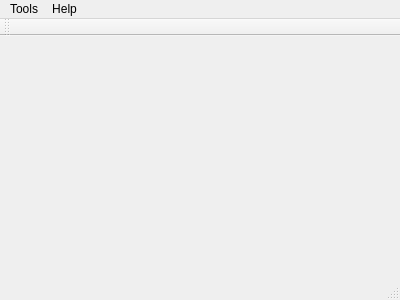
Above: mainwindow.ui from liuqun/testqtwebengine before the change. Below: the same form after it.
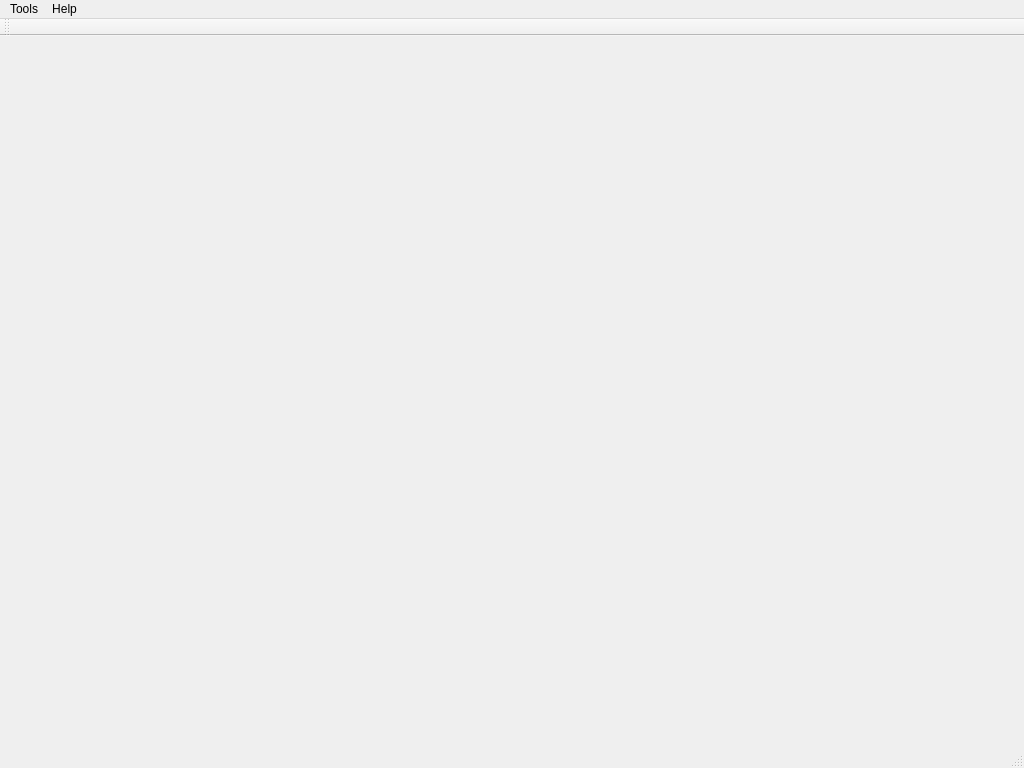
That is the form after the change.

The edit to the form file:
```diff
--- a/mainwindow.ui
+++ b/mainwindow.ui
@@ -6,8 +6,8 @@
    <rect>
     <x>0</x>
     <y>0</y>
-    <width>400</width>
-    <height>300</height>
+    <width>1024</width>
+    <height>768</height>
    </rect>
   </property>
   <property name="windowTitle">
@@ -19,7 +19,7 @@
     <rect>
      <x>0</x>
      <y>0</y>
-     <width>400</width>
+     <width>1024</width>
      <height>26</height>
     </rect>
    </property>
```
Left out of the diff: 8 changed lines with no effect on the pictures.
